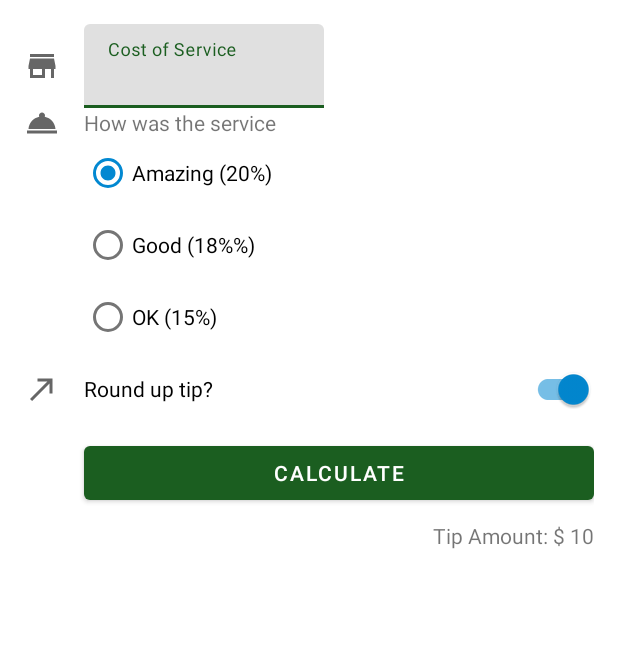
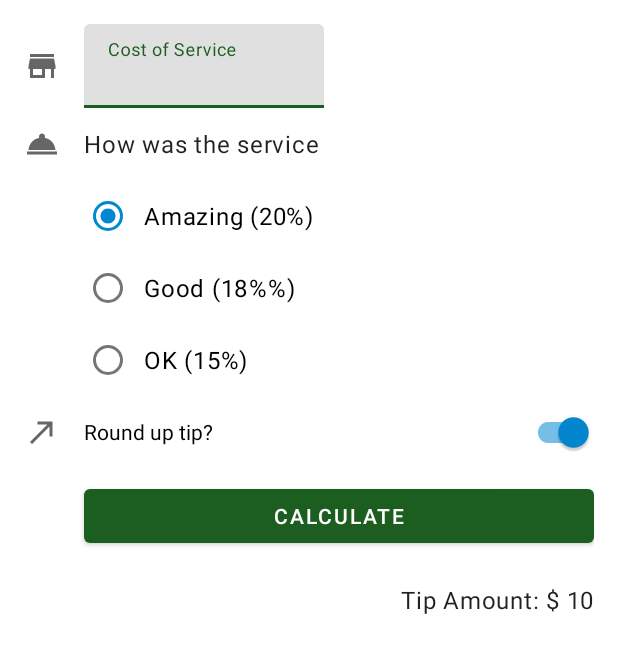
Before and after one commit to thiagoasb/tip-time, an Android app: the layout activity_main.xml on its own in the app's theme, with its tools: preview values and no code run, on a phone screen of 412 x 824 dp. Shown: the top 653 px of the screen. Run offline under Robolectric (Android 15) with nearby library versions, the phone set to English and light mode, and no system bars.

Commit message:
Add styles.xml

```diff
--- a/app/src/main/res/layout/activity_main.xml
+++ b/app/src/main/res/layout/activity_main.xml
@@ -50,6 +50,7 @@
         android:layout_height="wrap_content"
         android:layout_marginStart="16dp"
         android:text="@string/how_was_the_service"
+        style="@style/Widget.TipTime.TextView"
         app:layout_constraintStart_toEndOf="@+id/icon_service_question"
         app:layout_constraintTop_toBottomOf="@+id/cost_of_service" />
 
@@ -63,18 +64,21 @@
 
         <RadioButton
             android:id="@+id/option_twenty_percent"
+            style="@style/Widget.TipTime.CompoundButton.RadioButton"
             android:layout_width="wrap_content"
             android:layout_height="wrap_content"
             android:text="@string/amazing_service" />
 
         <RadioButton
             android:id="@+id/option_eighteen_percent"
+            style="@style/Widget.TipTime.CompoundButton.RadioButton"
             android:layout_width="wrap_content"
             android:layout_height="wrap_content"
             android:text="@string/good_service" />
 
         <RadioButton
             android:id="@+id/option_fifteen_percent"
+            style="@style/Widget.TipTime.CompoundButton.RadioButton"
             android:layout_width="wrap_content"
             android:layout_height="wrap_content"
             android:text="@string/ok_service" />
@@ -113,6 +117,7 @@
 
     <TextView
         android:id="@+id/tip_result"
+        style="@style/Widget.TipTime.TextView"
         android:layout_width="wrap_content"
         android:layout_height="wrap_content"
         tools:text="Tip Amount: $ 10"
--- /dev/null
+++ b/app/src/main/res/values/styles.xml
@@ -0,0 +1,20 @@
+<?xml version="1.0" encoding="utf-8"?>
+<resources>
+    <style name="Widget.TipTime.TextView" parent="Widget.MaterialComponents.TextView">
+        <item name="android:minHeight">48dp</item>
+        <item name="android:gravity">center_vertical</item>
+        <item name="android:textAppearance">?attr/textAppearanceBody1</item>
+    </style>
+
+    <style name="Widget.TipTime.CompoundButton.Switch" parent="Widget.MaterialComponents.CompoundButton.Switch">
+        <item name="android:minHeight">48dp</item>
+        <item name="android:gravity">center_vertical</item>
+        <item name="android:textAppearance">?attr/textAppearanceBody1</item>
+    </style>
+
+    <style name="Widget.TipTime.CompoundButton.RadioButton"
+        parent="Widget.MaterialComponents.CompoundButton.RadioButton">
+        <item name="android:paddingStart">8dp</item>
+        <item name="android:textAppearance">?attr/textAppearanceBody1</item>
+    </style>
+</resources>
```
